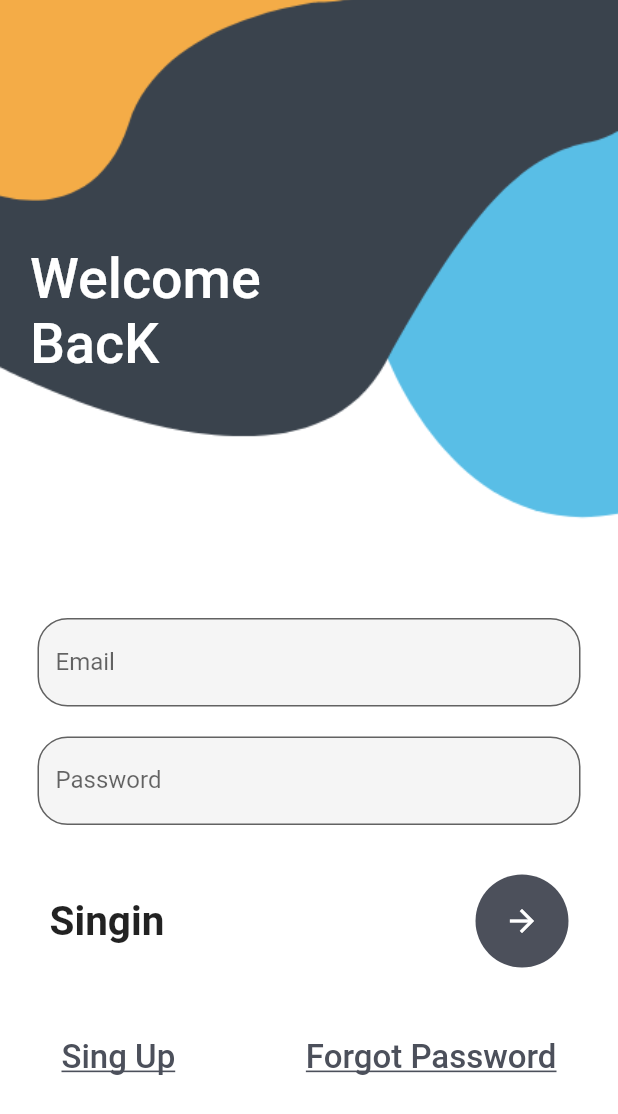
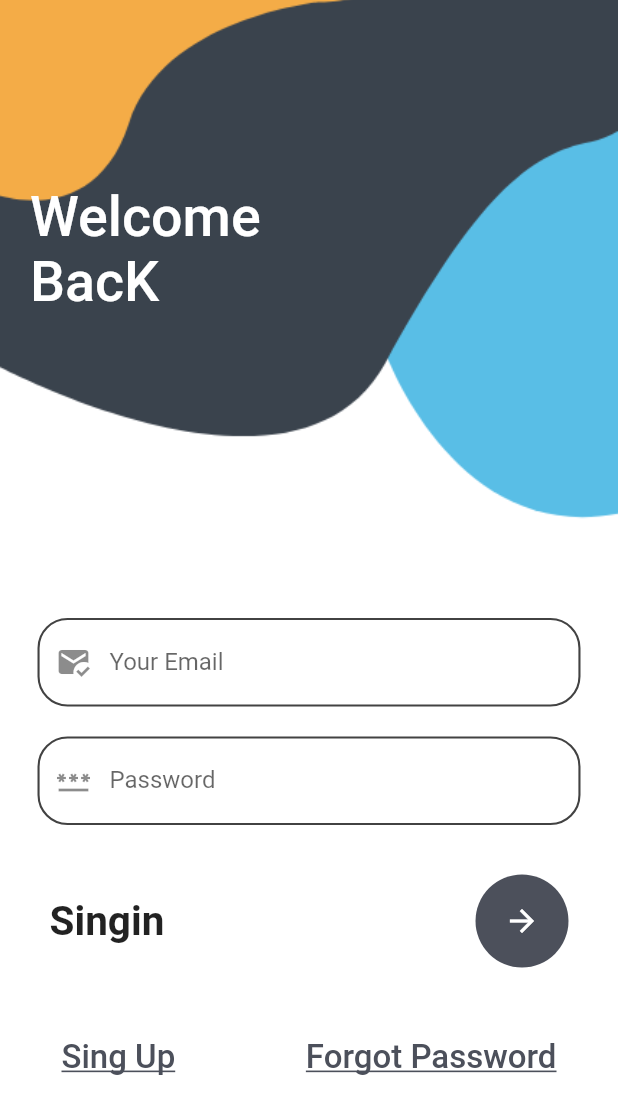
Before and after one commit to kartik-zignuts/assignment_app, a Flutter app: the screen it shows after launch, on a phone screen of 412 x 824 dp. Shown: the top 1114 px of the screen. Run offline on Flutter 3.47's test engine with Material 2 defaults, Android fonts, the phone set to English and light mode, and no system bars; our stand-ins replace email_validator.

Commit message:
Keybord not opening

```diff
--- a/lib/auth/login.dart
+++ b/lib/auth/login.dart
@@ -1,11 +1,20 @@
+import 'package:assignment_app/auth/widget/emailFieldWidget.dart';
 import 'package:flutter/material.dart';
 
-class Login extends StatelessWidget {
+class Login extends StatefulWidget {
   const Login({Key? key}) : super(key: key);
 
   @override
+  State<Login> createState() => _LoginState();
+}
+
+class _LoginState extends State<Login> {
+  @override
   Widget build(BuildContext context) {
     final height = MediaQuery.of(context).size.height;
+    final emailcontroller = TextEditingController();
+    final key = GlobalKey<FormState>();
+
     return Container(
       decoration: const BoxDecoration(
           image: DecorationImage(
@@ -13,10 +22,11 @@ class Login extends StatelessWidget {
         fit: BoxFit.cover,
       )),
       child: Scaffold(
+        resizeToAvoidBottomInset: true,
         backgroundColor: Colors.transparent,
         body: Stack(children: [
           Container(
-            margin: EdgeInsets.only(top: height * .20, left: 20),
+            margin: EdgeInsets.only(top: height * .15, left: 20),
             child: const Text(
               'Welcome \nBacK',
               style: TextStyle(
@@ -28,27 +38,41 @@ class Login extends StatelessWidget {
           SingleChildScrollView(
             child: Container(
               margin: EdgeInsets.only(top: height * .5, right: 25, left: 25),
+              child: Form(
+                key: key,
                 child: Column(
                   children: [
-                  TextFormField(
-                    decoration: InputDecoration(
-                        labelText: 'Email',
-                        fillColor: Colors.grey.shade100,
-                        filled: true,
-                        border: OutlineInputBorder(
-                            borderRadius: BorderRadius.circular(20))),
+                    //new email validation textfield
+
+                    EmailFieldWidget(
+                      emailcontroller: emailcontroller,
                     ),
+
+                    //
                     const SizedBox(
                       height: 20,
                     ),
+
                     TextFormField(
                       obscureText: true,
                       decoration: InputDecoration(
+                        prefixIcon: const Icon(Icons.password),
                         labelText: 'Password',
-                        fillColor: Colors.grey.shade100,
-                        filled: true,
-                        border: OutlineInputBorder(
-                            borderRadius: BorderRadius.circular(20))),
+                        // fillColor: Colors.grey.shade100,
+                        // filled: true,
+                        enabledBorder: OutlineInputBorder(
+                            borderRadius: BorderRadius.circular(20),
+                            borderSide: BorderSide(
+                                width: 1.4, color: Colors.grey.shade800)),
+                        focusedBorder: OutlineInputBorder(
+                            borderRadius: BorderRadius.circular(20),
+                            borderSide: BorderSide(
+                                width: 1.4, color: Colors.grey.shade800)),
+                        // border: OutlineInputBorder(
+                        //     borderSide: BorderSide(
+                        //         width: 6, color: Colors.grey.shade900),
+                        //     borderRadius: BorderRadius.circular(20))
+                      ),
                     ),
                     const SizedBox(
                       height: 25,
@@ -57,21 +81,33 @@ class Login extends StatelessWidget {
                       padding: const EdgeInsets.all(8.0),
                       child: Row(
                         mainAxisAlignment: MainAxisAlignment.spaceBetween,
-                      children: const [
-                        Text(
+                        children: [
+                          const Text(
                             'Singin',
                             style: TextStyle(
                                 fontWeight: FontWeight.w700, fontSize: 27),
                           ),
                           CircleAvatar(
                               radius: 31,
-                            backgroundColor: Color(0xff4c505b),
+                              backgroundColor: const Color(0xff4c505b),
                               child: IconButton(
-                                onPressed: null,
-                                icon: Icon(
+                                onPressed: () {
+                                  final key1 = key.currentState!;
+
+                                  if (key1.validate()) {
+                                    final email = emailcontroller.text;
+                                    ScaffoldMessenger.of(context)
+                                      ..removeCurrentSnackBar()
+                                      ..showSnackBar(SnackBar(
+                                          content:
+                                              Text('Your Mail is $email')));
+                                  }
+                                },
+                                icon: const Icon(
                                   Icons.arrow_forward,
                                   color: Colors.white,
-                                )))
+                                ),
+                              ))
                         ],
                       ),
                     ),
@@ -110,6 +146,7 @@ class Login extends StatelessWidget {
                 ),
               ),
             ),
+          ),
         ]),
       ),
     );
--- a/lib/auth/register.dart
+++ b/lib/auth/register.dart
@@ -37,6 +37,7 @@ class _RegisterState extends State<Register> {
               image: AssetImage('assets/images/register.png'),
               fit: BoxFit.cover)),
       child: Scaffold(
+        resizeToAvoidBottomInset: true,
         appBar: AppBar(
           elevation: 0,
           backgroundColor: Colors.transparent,
@@ -45,7 +46,7 @@ class _RegisterState extends State<Register> {
         body: Stack(
           children: [
             Container(
-              margin: EdgeInsets.only(top: screenHeight * .10, left: 20),
+              margin: EdgeInsets.only(top: screenHeight * .048, left: 20),
               child: const Text('Create \nAccount',
                   style: TextStyle(
                     color: Colors.white,
--- /dev/null
+++ b/lib/auth/widget/emailFieldWidget.dart
@@ -0,0 +1,36 @@
+import 'package:email_validator/email_validator.dart';
+import 'package:flutter/material.dart';
+
+class EmailFieldWidget extends StatefulWidget {
+  final TextEditingController emailcontroller;
+
+  const EmailFieldWidget({Key? key, required this.emailcontroller})
+      : super(key: key);
+
+  @override
+  State<EmailFieldWidget> createState() => _EmailFieldWidgetState();
+}
+
+class _EmailFieldWidgetState extends State<EmailFieldWidget> {
+  @override
+  Widget build(BuildContext context) {
+    return TextFormField(
+      keyboardType: TextInputType.emailAddress,
+      autofillHints: const [AutofillHints.email],
+      // onSaved: (newValue) => print(newValue),
+      validator: (email) =>
+          !EmailValidator.validate(email!) ? 'Please Enater Your Email' : null,
+      controller: widget.emailcontroller,
+      decoration: InputDecoration(
+        labelText: 'Your Email',
+        prefixIcon: const Icon(Icons.mark_email_read),
+        enabledBorder: OutlineInputBorder(
+            borderRadius: BorderRadius.circular(20),
+            borderSide: BorderSide(width: 1.4, color: Colors.grey.shade800)),
+        focusedBorder: OutlineInputBorder(
+            borderRadius: BorderRadius.circular(20),
+            borderSide: BorderSide(width: 1.4, color: Colors.grey.shade800)),
+      ),
+    );
+  }
+}
```
Also changed, not shown: lib/main.dart (+0 -13 lines). Lines whose indentation alone changed are shown as unchanged.
